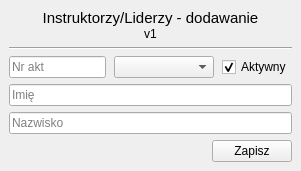
Above: Forms/liderzyFormDodaj.ui from kolomir/place_v2 before the change. Below: the same form after it.
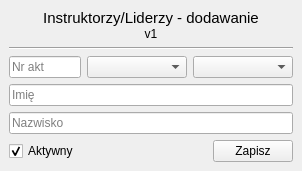
That is the form after the change.

```diff
--- a/Forms/liderzyFormDodaj.ui
+++ b/Forms/liderzyFormDodaj.ui
@@ -6,7 +6,7 @@
    <rect>
     <x>0</x>
     <y>0</y>
-    <width>301</width>
+    <width>302</width>
     <height>168</height>
    </rect>
   </property>
@@ -168,12 +168,12 @@
           </spacer>
          </item>
          <item>
-          <widget class="QCheckBox" name="check_aktywny">
-           <property name="text">
-            <string>Aktywny</string>
-           </property>
-           <property name="checked">
-            <bool>true</bool>
+          <widget class="QComboBox" name="combo_zmiana">
+           <property name="minimumSize">
+            <size>
+             <width>100</width>
+             <height>0</height>
+            </size>
            </property>
           </widget>
          </item>
@@ -233,6 +233,16 @@
          <property name="bottomMargin">
           <number>0</number>
          </property>
+         <item>
+          <widget class="QCheckBox" name="check_aktywny">
+           <property name="text">
+            <string>Aktywny</string>
+           </property>
+           <property name="checked">
+            <bool>true</bool>
+           </property>
+          </widget>
+         </item>
          <item>
           <spacer name="horizontalSpacer">
            <property name="orientation">
```
